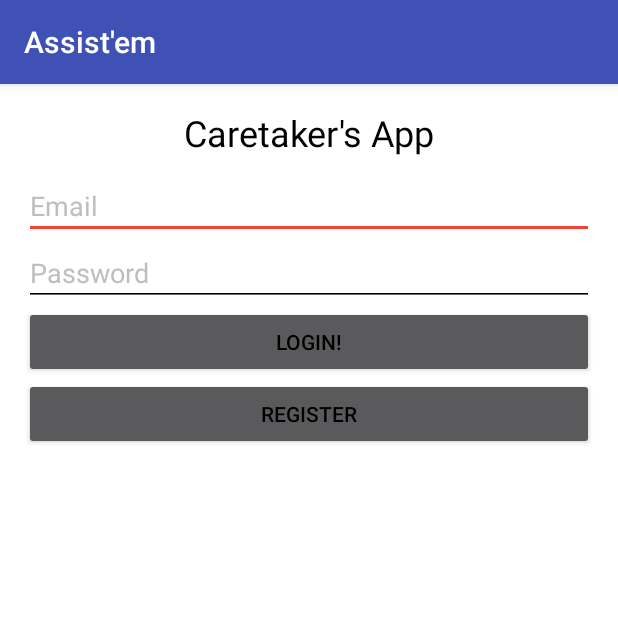
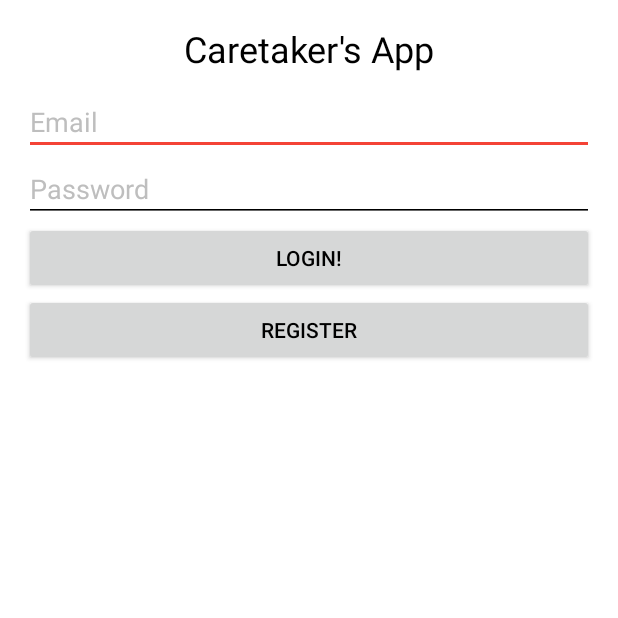
Before and after one commit to AssistEm/assistem-android, an Android app: the screen it shows after launch (LoginActivity), on a phone screen of 412 x 824 dp, the top half of it. Run offline under Robolectric (Android 15) with nearby library versions, the phone set to English and light mode, and no system bars; libraries missing offline, so code that uses them is left out: com.loopj.android, retrofit.client; 1 statement that could not run was skipped.

```diff
--- a/CaretakersApp/app/build.gradle
+++ b/CaretakersApp/app/build.gradle
@@ -7,7 +7,7 @@ android {
 
     defaultConfig {
         applicationId "seniorproject.caretakers.caretakersapp"
-        minSdkVersion 9
+        minSdkVersion 11
         targetSdkVersion 21
         versionCode 2
         versionName "1.0.1"
--- a/CaretakersApp/app/src/main/java/seniorproject/caretakers/caretakersapp/ui/actvities/BaseActivity.java
+++ b/CaretakersApp/app/src/main/java/seniorproject/caretakers/caretakersapp/ui/actvities/BaseActivity.java
@@ -44,9 +44,9 @@ public abstract class BaseActivity extends ActionBarActivity {
         super.onCreate(savedInstanceState);
         setContentView(getLayoutResource());
         Toolbar toolbar = (Toolbar) findViewById(R.id.toolbar);
-        if(toolbar != null) {
-            setSupportActionBar(toolbar);
-        }
+//        if(toolbar != null) {
+//            setSupportActionBar(toolbar);
+//        }
         mAccountHandler = AccountHandler.getInstance(this);
         mAccountHandler.addAccountListener(mAccountListener);
     }
--- a/CaretakersApp/app/src/main/res/layout/actionbar.xml
+++ b/CaretakersApp/app/src/main/res/layout/actionbar.xml
@@ -6,4 +6,4 @@
     android:orientation="vertical"
     android:layout_width="match_parent"
     android:layout_height="wrap_content"
-    android:background="?attr/colorPrimaryDark" />
+    android:background="?attr/colorPrimaryDark"/>
--- a/CaretakersApp/app/src/main/res/values-v12/styles.xml
+++ b/CaretakersApp/app/src/main/res/values-v12/styles.xml
@@ -27,7 +27,7 @@
         <item name="android:spinnerDropDownItemStyle">@style/SpinnerDropdownItemStyle</item>
     </style>
 
-    <style name="AppTheme.Login" parent="Theme.AppCompat">
+    <style name="AppTheme.Login" parent="Theme.AppCompat.Light.NoActionBar">
         <item name="android:windowActionBar">false</item>
         <item name="colorControlNormal">@color/color_control_normal</item>
         <item name="colorControlActivated">@color/secondary_color</item>
--- a/CaretakersApp/app/src/main/res/values/styles.xml
+++ b/CaretakersApp/app/src/main/res/values/styles.xml
@@ -1,7 +1,7 @@
 <resources>
 
     <!-- Base application theme. -->
-    <style name="AppTheme" parent="Theme.AppCompat">
+    <style name="AppTheme" parent="Theme.AppCompat.Light.NoActionBar">
         <item name="colorPrimary">@color/primary_color</item>
         <item name="colorPrimaryDark">@color/primary_color</item>
         <item name="colorAccent">@color/secondary_color</item>
@@ -26,7 +26,7 @@
         <item name="android:spinnerDropDownItemStyle">@style/SpinnerDropdownItemStyle</item>
     </style>
 
-    <style name="AppTheme.Login" parent="Theme.AppCompat">
+    <style name="AppTheme.Login" parent="Theme.AppCompat.Light.NoActionBar">
         <item name="android:windowActionBar">false</item>
         <item name="colorControlNormal">@color/color_control_normal</item>
         <item name="colorControlActivated">@color/secondary_color</item>
```
Also changed, not shown: 1 other file.
